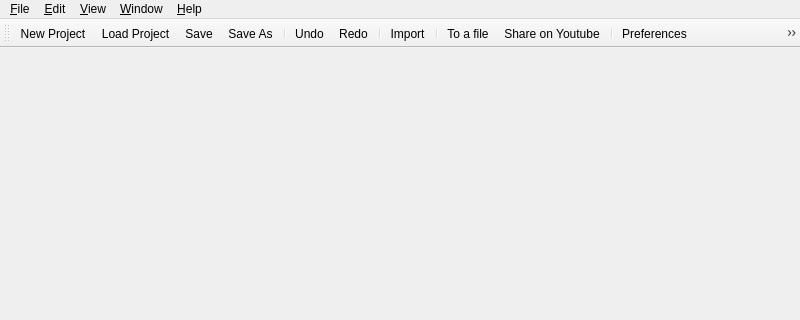
Above: src/Gui/ui/MainWindow.ui from luyikei/VLMC before the change; both pictures show x 0 to 800 and y 0 to 320 of the 800 by 600 pixel window. Below: the same form after it.
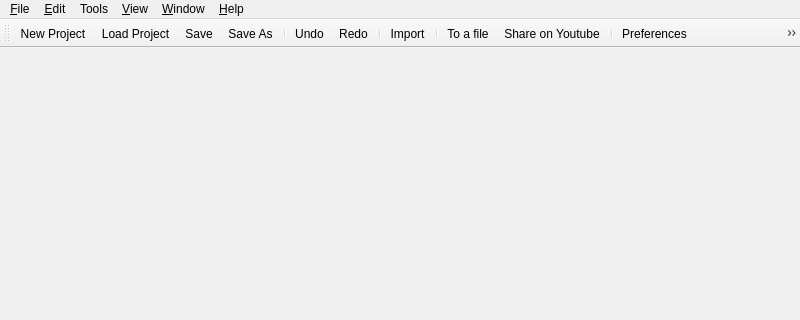
That is the form after the change. Icons and pictures are not drawn.

Commit message: MainWindow: Cut and select tool are now in the toolbar (and the menu)

The edit to the form file:
```diff
--- a/src/Gui/ui/MainWindow.ui
+++ b/src/Gui/ui/MainWindow.ui
@@ -40,12 +40,6 @@
     <addaction name="actionPreferences"/>
     <addaction name="actionProject_Preferences"/>
    </widget>
-   <widget class="QMenu" name="menuView">
-    <property name="title">
-     <string>&amp;View</string>
-    </property>
-    <addaction name="actionFullscreen"/>
-   </widget>
    <widget class="QMenu" name="menuHelp">
     <property name="title">
      <string>&amp;Help</string>
@@ -54,11 +48,6 @@
     <addaction name="separator"/>
     <addaction name="actionAbout"/>
    </widget>
-   <widget class="QMenu" name="menuWindow">
-    <property name="title">
-     <string>&amp;Window</string>
-    </property>
-   </widget>
    <widget class="QMenu" name="menuFile">
     <property name="title">
      <string>&amp;File</string>
@@ -83,8 +72,25 @@
     <addaction name="separator"/>
     <addaction name="actionQuit"/>
    </widget>
+   <widget class="QMenu" name="menuWindow">
+    <property name="title">
+     <string>&amp;Window</string>
+    </property>
+   </widget>
+   <widget class="QMenu" name="menuView">
+    <property name="title">
+     <string>&amp;View</string>
+    </property>
+    <addaction name="actionFullscreen"/>
+   </widget>
+   <widget class="QMenu" name="menuTools">
+    <property name="title">
+     <string>Tools</string>
+    </property>
+   </widget>
    <addaction name="menuFile"/>
    <addaction name="menuEdit"/>
+   <addaction name="menuTools"/>
    <addaction name="menuView"/>
    <addaction name="menuWindow"/>
    <addaction name="menuHelp"/>
```
Left out of the diff: 34 changed lines with no effect on the pictures. The commit also changes 2 other files.
